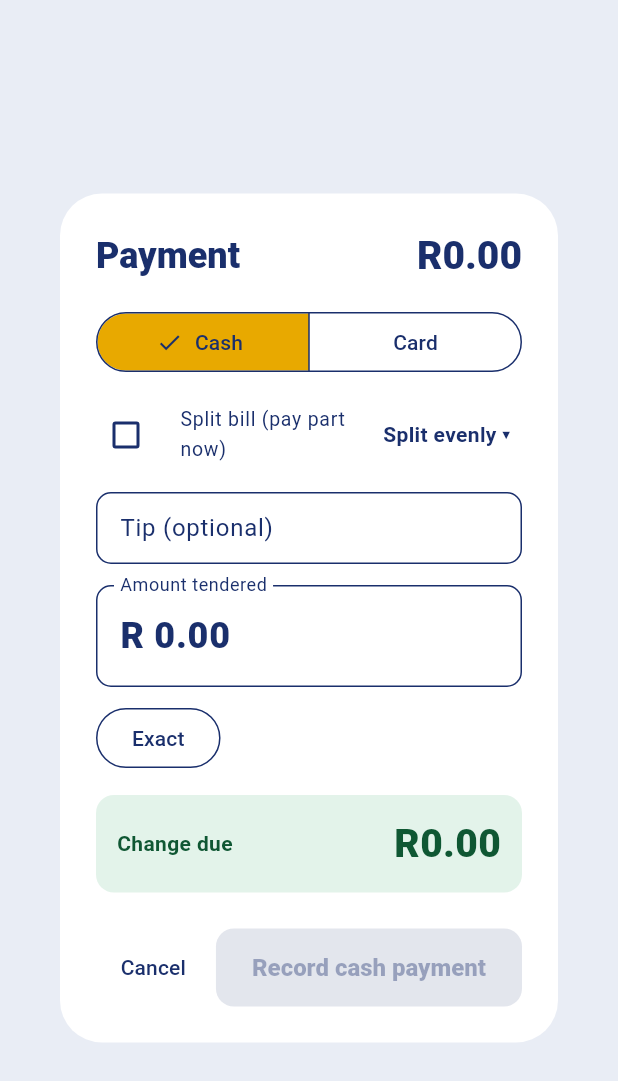
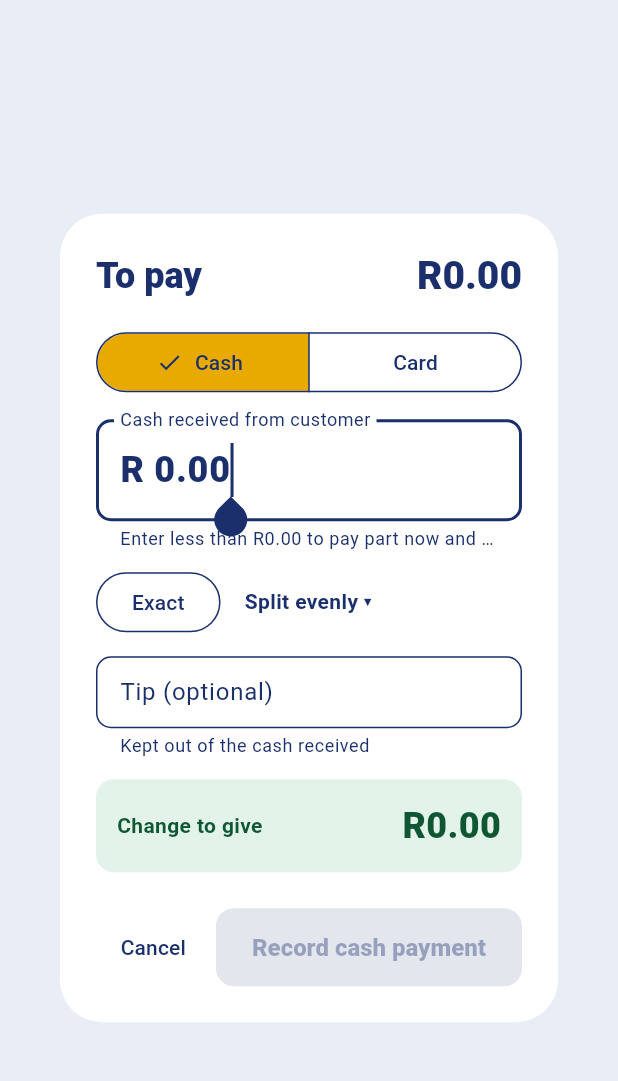
Before and after one commit to touchrestaurant-pos/restaurant-pos.github.io, a Flutter app: the _PaymentDialog widget shown alone on an empty page, opened directly with empty values, on a phone screen of 412 x 824 dp. Shown: the top 1081 px of the screen. Run offline on Flutter 3.47's test engine with Material 3 defaults, Android fonts, the phone set to English and light mode, and no system bars; our stand-ins replace connectivity_plus, file_picker, fl_chart, hive_ce_flutter, pdf, printing and 2 more; missing offline and left inert: dart:js_interop; accounts and stored records are empty.

Commit message:
Payment screen: one amount field for part payments and change; clearer split-bill lines on receipts
Co-Authored-By: Claude Fable 5.2 <noreply@anthropic.com>
Claude-Session: https://claude.ai/code/session_01EfTXXhq4QqtaCPGbk7mgB7

```diff
--- a/lib/receipt/receipt_service.dart
+++ b/lib/receipt/receipt_service.dart
@@ -112,6 +112,30 @@ String _lineTotal(Map<String, dynamic> i) => money(n(i['qty']) * n(i['unit_price
 final _when = DateFormat('yyyy-MM-dd HH:mm');
 String _rate() => vatRate().toStringAsFixed(vatRate() == vatRate().roundToDouble() ? 0 : 1);
 
+/// How the bill was paid. One payment reads "Paid by Cash"; a split bill lists
+/// each part and a total. Cash received and change show only when change was given.
+List<RLine> _paymentLines(ReceiptData r) {
+  final pays = r.payments;
+  if (pays.isEmpty) return const [];
+  final split = pays.length > 1;
+  final out = <RLine>[];
+  if (split) out.add(const RLine.row('PAYMENTS', '', size: 8, bold: true));
+  for (final p in pays) {
+    out.add(RLine.row(split ? '  ${_method(p['method'])}' : 'Paid by ${_method(p['method'])}', money(n(p['amount'])), size: 8));
+  }
+  if (split) out.add(RLine.row('Total paid', money(r.paidAmount), size: 8, bold: true));
+  if (r.tips > 0) out.add(RLine.row('Tip (thank you)', money(r.tips), size: 8));
+  final received = pays
+      .where((p) => p['method'] == 'cash' && n(p['change_given']) > 0)
+      .fold<double>(0, (s, p) => s + n(p['tendered']).toDouble());
+  final change = pays.fold<double>(0, (s, p) => s + n(p['change_given']).toDouble());
+  if (change > 0) {
+    out.add(RLine.row('Cash received', money(received), size: 8));
+    out.add(RLine.row('Change', money(change), size: 8));
+  }
+  return out;
+}
+
 /// Zero-rated and exempt items, shown separately as a tax invoice requires.
 List<RLine> _vatSplit(ReceiptData r) {
   final byType = <String, double>{};
@@ -170,16 +194,7 @@ List<RLine> receiptLines(ReceiptData r) {
     RLine.row('VAT ${_rate()}%', money(r.vat), size: 8),
     ..._vatSplit(r),
     const RLine.gap(),
-    for (final p in r.payments) ...[
-      RLine.row('Paid by ${_method(p['method'])}', money(n(p['amount'])), size: 8),
-      if (n(p['tip']) > 0) RLine.row('  Tip', money(n(p['tip'])), size: 8),
-      if (p['method'] == 'cash' && n(p['tendered']) > 0) ...[
-        RLine.row('  Tendered', money(n(p['tendered'])), size: 8),
-        RLine.row('  Change', money(n(p['change_given'])), size: 8),
-      ],
-      if (p['method'] != 'cash' && '${p['card_last4'] ?? ''}'.isNotEmpty)
-        RLine.row('  Card ending', '${p['card_last4']}', size: 8),
-    ],
+    ..._paymentLines(r),
     if (!r.paid && !r.cancelled) RLine.row('STILL TO PAY', money(r.total - r.paidAmount), bold: true, size: 10),
     if (r.refunded > 0) RLine.row('Refunded', money(r.refunded), bold: true, size: 8),
     if (footer.isNotEmpty) ...[const RLine.gap(), RLine.center(footer, size: 8)],
--- a/lib/widgets/payment_dialog.dart
+++ b/lib/widgets/payment_dialog.dart
@@ -65,9 +65,10 @@ class _PaymentDialogState extends State<_PaymentDialog> {
   late bool _cashOk;
   late bool _cardOk;
   late String _method;
-  bool _split = false;
+
+  /// Cash: what the customer hands over. Card: what goes on the card.
+  /// Less than what is owed = part payment; more (cash only) = change.
   late final TextEditingController _amount;
-  late final TextEditingController _tendered;
   final _tip = TextEditingController();
 
   @override
@@ -79,43 +80,38 @@ class _PaymentDialogState extends State<_PaymentDialog> {
     if (!_cashOk && !_cardOk) _cashOk = true;
     _method = _cashOk ? 'cash' : 'card_manual';
     _amount = TextEditingController(text: widget.due.toStringAsFixed(2));
-    _tendered = TextEditingController(text: widget.due.toStringAsFixed(2));
   }
 
   @override
   void dispose() {
     _amount.dispose();
-    _tendered.dispose();
     _tip.dispose();
     super.dispose();
   }
 
   double _num(TextEditingController c) => double.tryParse(c.text.replaceAll(',', '.')) ?? 0;
-  double get _payAmount => _split ? round2(min(_num(_amount), widget.due)) : widget.due;
+  bool get _cash => _method == 'cash';
+  double get _entered => round2(max(0, _num(_amount)));
   double get _tipValue => round2(max(0, _num(_tip)));
-  double get _change => max(0, round2(_num(_tendered) - _payAmount - _tipValue));
 
-  bool get _valid {
-    if (_payAmount <= 0) return false;
-    if (_method == 'cash') return _num(_tendered) + 0.001 >= _payAmount + _tipValue;
-    return true;
-  }
+  /// How much of the bill this payment covers.
+  double get _applied =>
+      round2(max(0, min(widget.due, _cash ? _entered - _tipValue : _entered)));
+  double get _change => _cash ? round2(max(0, _entered - _tipValue - widget.due)) : 0;
+  double get _remaining => round2(max(0, widget.due - _applied));
+  bool get _valid => _applied > 0;
 
   void _confirm() {
-    final base = {'method': _method, 'amount': _payAmount, 'tip': _tipValue};
-    if (_method == 'cash') {
-      Navigator.pop(context, {
-        ...base,
-        'tendered': round2(_num(_tendered)),
-        'change_given': _change,
-      });
+    final base = {'method': _method, 'amount': _applied, 'tip': _tipValue};
+    if (_cash) {
+      Navigator.pop(context, {...base, 'tendered': _entered, 'change_given': _change});
     } else {
       Navigator.pop(context, base);
     }
   }
 
   List<double> _quick() {
-    final d = _payAmount + _tipValue;
+    final d = widget.due + _tipValue;
     final set = <double>{
       (d / 10).ceil() * 10.0,
       (d / 50).ceil() * 50.0,
@@ -125,25 +121,23 @@ class _PaymentDialogState extends State<_PaymentDialog> {
     return set.where((v) => v > d).toList()..sort();
   }
 
+  void _set(double v) => setState(() => _amount.text = v.toStringAsFixed(2));
+
   void _splitEvenly(int people) {
     final share = (widget.due / people * 100).ceil() / 100;
-    setState(() {
-      _split = true;
-      _amount.text = min(share, widget.due).toStringAsFixed(2);
-      _tendered.text = _amount.text;
-    });
+    _set(min(share, widget.due) + (_cash ? _tipValue : 0));
   }
 
   @override
   Widget build(BuildContext context) {
-    final showDue = _payAmount + _tipValue;
+    final part = _remaining > 0.005;
     return AlertDialog(
       title: Row(
         mainAxisAlignment: MainAxisAlignment.spaceBetween,
         children: [
-          Text(widget.paymentNo > 1 ? 'Payment ${widget.paymentNo}' : 'Payment',
+          Text(widget.alreadyPaid > 0 ? 'Still to pay' : 'To pay',
               style: const TextStyle(fontWeight: FontWeight.w800)),
-          Text(money(showDue), style: const TextStyle(fontWeight: FontWeight.w800, fontSize: 26)),
+          Text(money(widget.due), style: const TextStyle(fontWeight: FontWeight.w800, fontSize: 26)),
         ],
       ),
       content: SizedBox(
@@ -156,7 +150,7 @@ class _PaymentDialogState extends State<_PaymentDialog> {
               if (widget.alreadyPaid > 0)
                 Padding(
                   padding: const EdgeInsets.only(bottom: 10),
-                  child: Text('Already paid ${money(widget.alreadyPaid)} · still owed ${money(widget.due)}',
+                  child: Text('Already paid ${money(widget.alreadyPaid)}',
                       style: const TextStyle(color: Brand.muted, fontWeight: FontWeight.w600)),
                 ),
               SegmentedButton<String>(
@@ -165,95 +159,69 @@ class _PaymentDialogState extends State<_PaymentDialog> {
                   if (_cardOk) const ButtonSegment(value: 'card_manual', label: Text('Card')),
                 ],
                 selected: {_method},
-                onSelectionChanged: (s) => setState(() => _method = s.first),
+                onSelectionChanged: (s) => setState(() {
+                  _method = s.first;
+                  // A card can never be charged more than what is owed.
+                  if (!_cash && _entered > widget.due) _amount.text = widget.due.toStringAsFixed(2);
+                }),
               ),
-              const SizedBox(height: 10),
-              Row(children: [
-                Expanded(
-                  child: CheckboxListTile(
-                    contentPadding: EdgeInsets.zero,
-                    controlAffinity: ListTileControlAffinity.leading,
-                    dense: true,
-                    value: _split,
-                    onChanged: (v) => setState(() {
-                      _split = v ?? false;
-                      if (!_split) _amount.text = widget.due.toStringAsFixed(2);
-                    }),
-                    title: const Text('Split bill (pay part now)'),
-                  ),
-                ),
-                PopupMenuButton<int>(
-                  tooltip: 'Split evenly',
-                  onSelected: _splitEvenly,
-                  itemBuilder: (_) => [
-                    for (final p in [2, 3, 4, 5, 6]) PopupMenuItem(value: p, child: Text('Split between $p')),
-                  ],
-                  child: const Padding(
-                    padding: EdgeInsets.symmetric(horizontal: 8, vertical: 6),
-                    child: Text('Split evenly ▾', style: TextStyle(fontWeight: FontWeight.w700, color: Brand.navy)),
-                  ),
-                ),
-              ]),
-              if (_split)
+              const SizedBox(height: 14),
               TextField(
                 controller: _amount,
+                autofocus: true,
                 keyboardType: const TextInputType.numberWithOptions(decimal: true),
                 onChanged: (_) => setState(() {}),
+                onTap: () => _amount.selection = TextSelection(baseOffset: 0, extentOffset: _amount.text.length),
+                style: const TextStyle(fontSize: 24, fontWeight: FontWeight.w800),
                 decoration: InputDecoration(
-                      labelText: 'Amount for this payment', prefixText: 'R ', helperText: 'Up to ${money(widget.due)}'),
-                ),
-              const SizedBox(height: 10),
-              TextField(
-                controller: _tip,
-                keyboardType: const TextInputType.numberWithOptions(decimal: true),
-                onChanged: (_) => setState(() {}),
-                decoration: const InputDecoration(labelText: 'Tip (optional)', prefixText: 'R ', isDense: true),
-              ),
-              const SizedBox(height: 14),
-              if (_method == 'cash') ...[
-                TextField(
-                  controller: _tendered,
-                  keyboardType: const TextInputType.numberWithOptions(decimal: true),
-                  onChanged: (_) => setState(() {}),
-                  style: const TextStyle(fontSize: 24, fontWeight: FontWeight.w800),
-                  decoration: const InputDecoration(labelText: 'Amount tendered', prefixText: 'R '),
+                    labelText: _cash ? 'Cash received from customer' : 'Amount on card',
+                    prefixText: 'R ',
+                    helperText: 'Enter less than ${money(widget.due)} to pay part now and the rest another way'),
               ),
               const SizedBox(height: 10),
               Wrap(
                 spacing: 8,
                 runSpacing: 8,
+                crossAxisAlignment: WrapCrossAlignment.center,
                 children: [
                   OutlinedButton(
-                      onPressed: () => setState(() => _tendered.text = showDue.toStringAsFixed(2)),
-                      child: const Text('Exact'),
+                    onPressed: () => _set(widget.due + (_cash ? _tipValue : 0)),
+                    child: Text(_cash ? 'Exact' : 'Full amount'),
                   ),
+                  if (_cash)
                     for (final v in _quick())
-                      OutlinedButton(
-                        onPressed: () => setState(() => _tendered.text = v.toStringAsFixed(2)),
-                        child: Text('R${v.toStringAsFixed(0)}'),
+                      OutlinedButton(onPressed: () => _set(v), child: Text('R${v.toStringAsFixed(0)}')),
+                  PopupMenuButton<int>(
+                    tooltip: 'Split evenly',
+                    onSelected: _splitEvenly,
+                    itemBuilder: (_) => [
+                      for (final p in [2, 3, 4, 5, 6]) PopupMenuItem(value: p, child: Text('Split between $p people')),
+                    ],
+                    child: const Padding(
+                      padding: EdgeInsets.symmetric(horizontal: 8, vertical: 8),
+                      child: Text('Split evenly ▾', style: TextStyle(fontWeight: FontWeight.w700, color: Brand.navy)),
+                    ),
                   ),
                 ],
               ),
+              const SizedBox(height: 12),
+              TextField(
+                controller: _tip,
+                keyboardType: const TextInputType.numberWithOptions(decimal: true),
+                onChanged: (_) => setState(() {}),
+                decoration: InputDecoration(
+                    labelText: 'Tip (optional)',
+                    prefixText: 'R ',
+                    isDense: true,
+                    helperText: _cash ? 'Kept out of the cash received' : 'Added on top of the card amount'),
+              ),
               const SizedBox(height: 14),
-                Container(
-                  padding: const EdgeInsets.all(14),
-                  decoration: BoxDecoration(color: const Color(0xFFE3F3EA), borderRadius: BorderRadius.circular(12)),
-                  child: Row(
-                    mainAxisAlignment: MainAxisAlignment.spaceBetween,
-                    children: [
-                      const Text('Change due', style: TextStyle(fontWeight: FontWeight.w700, color: Color(0xFF0F5733))),
-                      Text(money(_change),
-                          style: const TextStyle(fontSize: 26, fontWeight: FontWeight.w800, color: Color(0xFF0F5733))),
-                    ],
-                  ),
-                ),
-              ] else ...[
-                Container(
-                  padding: const EdgeInsets.all(14),
-                  decoration: BoxDecoration(color: const Color(0xFFE8EEFB), borderRadius: BorderRadius.circular(12)),
-                  child: Text('Take ${money(showDue)} on the card machine, then press Record card payment.',
-                      style: const TextStyle(fontWeight: FontWeight.w700, color: Brand.navy)),
-                ),
+              if (!_cash)
+                _box(const Color(0xFFE8EEFB), Brand.navy, 'Charge on card machine', money(_applied + _tipValue)),
+              if (_cash && !part) _box(const Color(0xFFE3F3EA), const Color(0xFF0F5733), 'Change to give', money(_change)),
+              if (part) ...[
+                if (!_cash) const SizedBox(height: 8),
+                _box(const Color(0xFFFFF4D6), const Color(0xFF7A4B00), 'Left to pay after this', money(_remaining)),
               ],
             ],
           ),
@@ -263,9 +231,23 @@ class _PaymentDialogState extends State<_PaymentDialog> {
         TextButton(onPressed: () => Navigator.pop(context), child: const Text('Cancel')),
         FilledButton(
           onPressed: _valid ? _confirm : null,
-          child: Text(_method == 'cash' ? 'Record cash payment' : 'Record card payment'),
+          child: Text(part
+              ? 'Take ${money(_applied)} ${_cash ? 'cash' : 'card'}, then the rest'
+              : (_cash ? 'Record cash payment' : 'Record card payment')),
         ),
       ],
     );
   }
+
+  Widget _box(Color bg, Color fg, String label, String value) => Container(
+        padding: const EdgeInsets.all(14),
+        decoration: BoxDecoration(color: bg, borderRadius: BorderRadius.circular(12)),
+        child: Row(
+          mainAxisAlignment: MainAxisAlignment.spaceBetween,
+          children: [
+            Text(label, style: TextStyle(fontWeight: FontWeight.w700, color: fg)),
+            Text(value, style: TextStyle(fontSize: 24, fontWeight: FontWeight.w800, color: fg)),
+          ],
+        ),
+      );
 }
```
Lines whose indentation alone changed are shown as unchanged.
